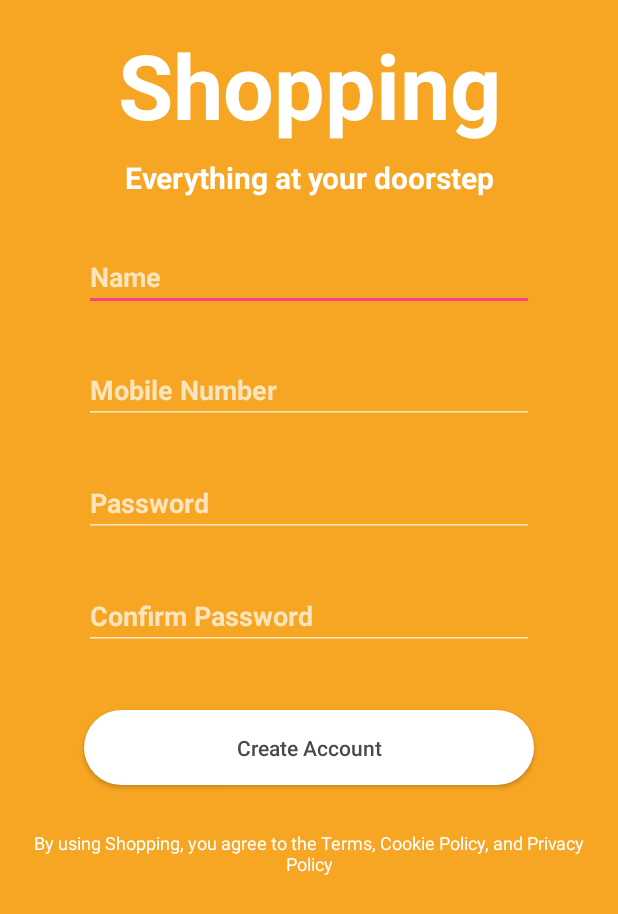
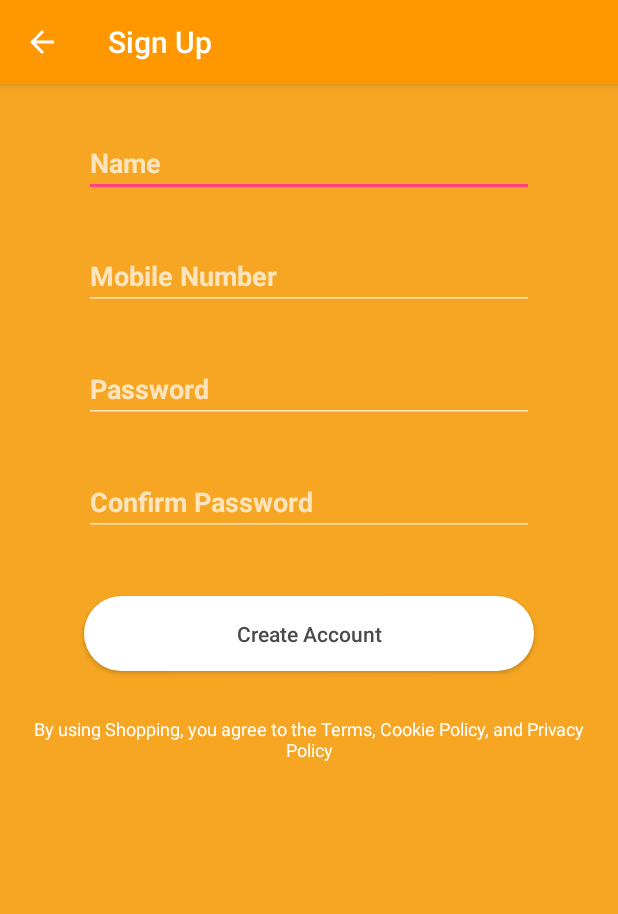
Before and after one commit to jmprathab/Shopping-Android-App, an Android app: the CreateAccount screen opened directly, with no data from a screen before it, on a phone screen of 412 x 824 dp. Shown: the top 914 px of the screen. Run offline under Robolectric (Android 15) with nearby library versions, the phone set to English and light mode, and no system bars; our stand-ins replace ButterKnife, Timber.

Commit message:
Added toolbar
Created a toolbar layout and added to create account activity

```diff
--- a/app/src/main/AndroidManifest.xml
+++ b/app/src/main/AndroidManifest.xml
@@ -22,6 +22,7 @@
     </activity>
     <activity
         android:name=".activity.CreateAccount"
+        android:label="Sign Up"
         android:windowSoftInputMode="stateHidden">
       <meta-data
           android:name="android.support.PARENT_ACTIVITY"
@@ -29,6 +30,7 @@
     </activity>
     <activity
         android:name=".activity.ForgotPassword"
+        android:launchMode="singleTop"
         android:windowSoftInputMode="stateHidden">
       <meta-data
           android:name="android.support.PARENT_ACTIVITY"
--- a/app/src/main/java/com/prathab/shopping/activity/CreateAccount.java
+++ b/app/src/main/java/com/prathab/shopping/activity/CreateAccount.java
@@ -1,13 +1,16 @@
 package com.prathab.shopping.activity;
 
 import android.os.Bundle;
+import android.support.v7.app.ActionBar;
 import android.support.v7.app.AppCompatActivity;
+import android.support.v7.widget.Toolbar;
 import android.widget.Button;
 import android.widget.EditText;
 import butterknife.BindView;
 import butterknife.ButterKnife;
 import butterknife.OnClick;
 import com.prathab.shopping.R;
+import timber.log.Timber;
 
 public class CreateAccount extends AppCompatActivity {
   @BindView(R.id.editTextName) EditText mEditTextName;
@@ -20,6 +23,17 @@ public class CreateAccount extends AppCompatActivity {
     super.onCreate(savedInstanceState);
     setContentView(R.layout.activity_create_account);
     ButterKnife.bind(this);
+    initialize();
+  }
+
+  private void initialize() {
+    setSupportActionBar((Toolbar) findViewById(R.id.my_toolbar));
+    ActionBar actionBar = getSupportActionBar();
+    if (actionBar == null) {
+      Timber.w("Action Bar is null");
+      return;
+    }
+    actionBar.setDisplayHomeAsUpEnabled(true);
   }
 
   @OnClick(R.id.buttonCreateAccount) public void createAccount() {
--- a/app/src/main/java/com/prathab/shopping/activity/Login.java
+++ b/app/src/main/java/com/prathab/shopping/activity/Login.java
@@ -1,5 +1,6 @@
 package com.prathab.shopping.activity;
 
+import android.content.Intent;
 import android.os.Bundle;
 import android.support.v7.app.AppCompatActivity;
 import android.widget.Button;
@@ -23,4 +24,8 @@ public class Login extends AppCompatActivity {
   @OnClick(R.id.buttonLogin) public void login() {
 
   }
+
+  @OnClick(R.id.buttonSignUp) public void launchCreateAccount() {
+    startActivity(new Intent(this, CreateAccount.class));
+  }
 }
--- a/app/src/main/res/layout/activity_create_account.xml
+++ b/app/src/main/res/layout/activity_create_account.xml
@@ -14,42 +14,9 @@
       tools:context="com.prathab.android.shopping.presentation.ui.activities.CreateAccount"
       >
 
-    <TextView
-        android:id="@+id/title"
-        android:layout_width="0dp"
-        android:layout_height="wrap_content"
-        android:layout_marginEnd="8dp"
-        android:layout_marginLeft="8dp"
-        android:layout_marginRight="8dp"
-        android:layout_marginStart="8dp"
-        android:layout_marginTop="16dp"
-        android:gravity="center"
-        android:text="Shopping"
-        android:textColor="@color/colorPrimaryText"
-        android:textSize="60sp"
-        android:textStyle="bold"
-        app:layout_constraintLeft_toLeftOf="parent"
-        app:layout_constraintRight_toRightOf="parent"
-        app:layout_constraintTop_toTopOf="parent"
-        />
-
-    <TextView
-        android:id="@+id/titleDescription"
-        android:layout_width="0dp"
-        android:layout_height="wrap_content"
-        android:layout_marginEnd="8dp"
-        android:layout_marginLeft="8dp"
-        android:layout_marginRight="8dp"
-        android:layout_marginStart="8dp"
-        android:layout_marginTop="8dp"
-        android:gravity="center"
-        android:text="Everything at your doorstep"
-        android:textColor="@color/colorPrimaryText"
-        android:textSize="20sp"
-        android:textStyle="bold"
-        app:layout_constraintLeft_toLeftOf="parent"
-        app:layout_constraintRight_toRightOf="parent"
-        app:layout_constraintTop_toBottomOf="@+id/title"
+    <include
+        android:id="@+id/my_toolbar"
+        layout="@layout/toolbar"
         />
 
     <EditText
@@ -67,7 +34,7 @@
         android:textStyle="bold"
         app:layout_constraintLeft_toLeftOf="parent"
         app:layout_constraintRight_toRightOf="parent"
-        app:layout_constraintTop_toBottomOf="@+id/titleDescription"
+        app:layout_constraintTop_toBottomOf="@id/my_toolbar"
         />
 
     <EditText
--- /dev/null
+++ b/app/src/main/res/layout/toolbar.xml
@@ -0,0 +1,12 @@
+<?xml version="1.0" encoding="utf-8"?>
+<android.support.v7.widget.Toolbar
+    xmlns:android="http://schemas.android.com/apk/res/android"
+    xmlns:app="http://schemas.android.com/apk/res-auto"
+    android:id="@+id/my_toolbar"
+    android:layout_width="match_parent"
+    android:layout_height="?attr/actionBarSize"
+    android:background="?attr/colorPrimary"
+    android:elevation="4dp"
+    android:theme="@style/ThemeOverlay.AppCompat.ActionBar"
+    app:popupTheme="@style/ThemeOverlay.AppCompat.Light"
+    />
```
